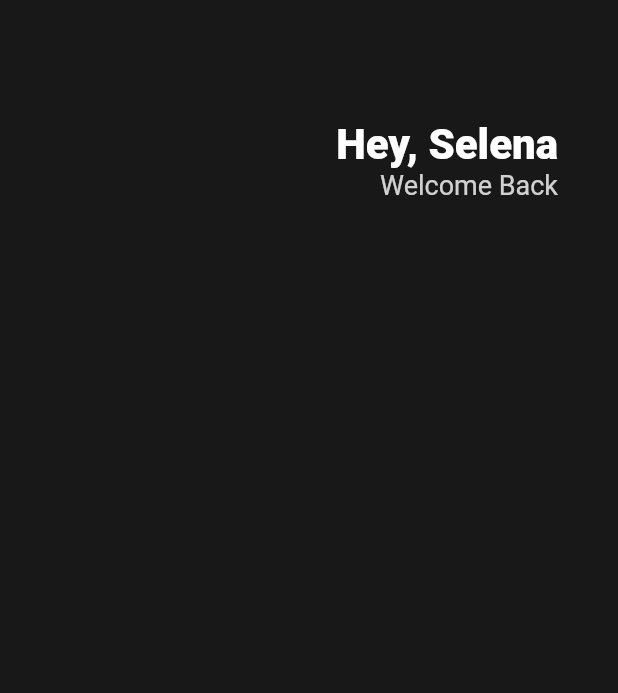
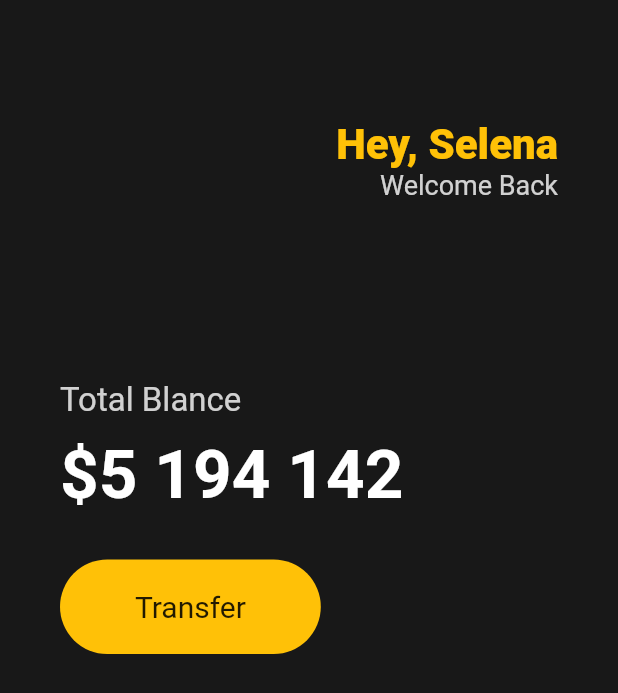
Before and after one commit to gretea5/learn-flutter, a Flutter app: the screen it shows after launch, on a phone screen of 412 x 824 dp. Shown: the top 693 px of the screen. Run offline on Flutter 3.47's test engine with Material 2 defaults, Android fonts, the light colour scheme and no system bars.

Commit message:
#3.2 Buttons Section

```diff
--- a/toonflix/lib/main.dart
+++ b/toonflix/lib/main.dart
@@ -15,6 +15,7 @@
             horizontal: 40,
           ),
           child: Column(
+            crossAxisAlignment: CrossAxisAlignment.start,
             children: [
               SizedBox(
                 height: 80,
@@ -28,7 +29,7 @@
                       Text(
                         'Hey, Selena',
                         style: TextStyle(
-                          color: Colors.white,
+                          color: Colors.amber,
                           fontSize: 28,
                           fontWeight: FontWeight.w800,
                         ),
@@ -44,6 +45,51 @@
                   )
                 ],
               ),
+              SizedBox(
+                height: 120,
+              ),
+              Text(
+                'Total Blance',
+                style: TextStyle(
+                  color: Colors.white.withOpacity(0.8),
+                  fontSize: 22,
+                ),
+              ),
+              SizedBox(
+                height: 10,
+              ),
+              Text(
+                '\$5 194 142',
+                style: TextStyle(
+                  color: Colors.white,
+                  fontSize: 45,
+                  fontWeight: FontWeight.w600,
+                ),
+              ),
+              SizedBox(
+                height: 30,
+              ),
+              Row(
+                children: [
+                  Container(
+                      decoration: BoxDecoration(
+                        color: Colors.amber,
+                        borderRadius: BorderRadius.circular(45),
+                      ),
+                      child: Padding(
+                        padding: EdgeInsets.symmetric(
+                          vertical: 20,
+                          horizontal: 50,
+                        ),
+                        child: Text(
+                          'Transfer',
+                          style: TextStyle(
+                            fontSize: 20,
+                          ),
+                        ),
+                      )),
+                ],
+              ),
             ],
           ),
         ),
```
